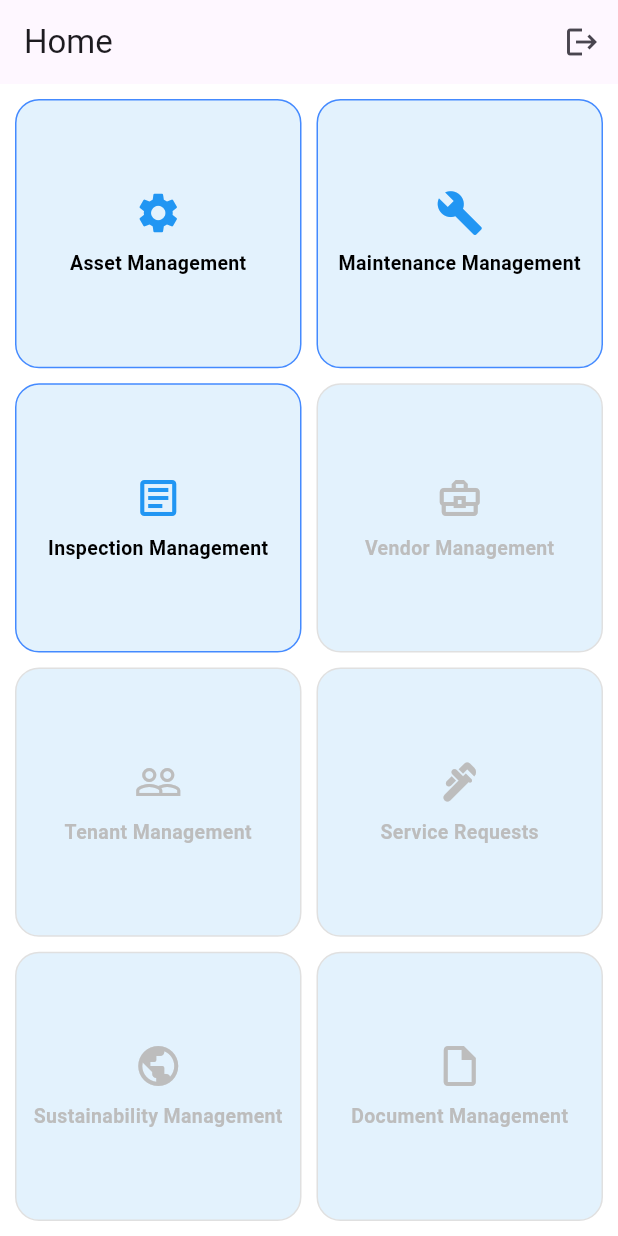
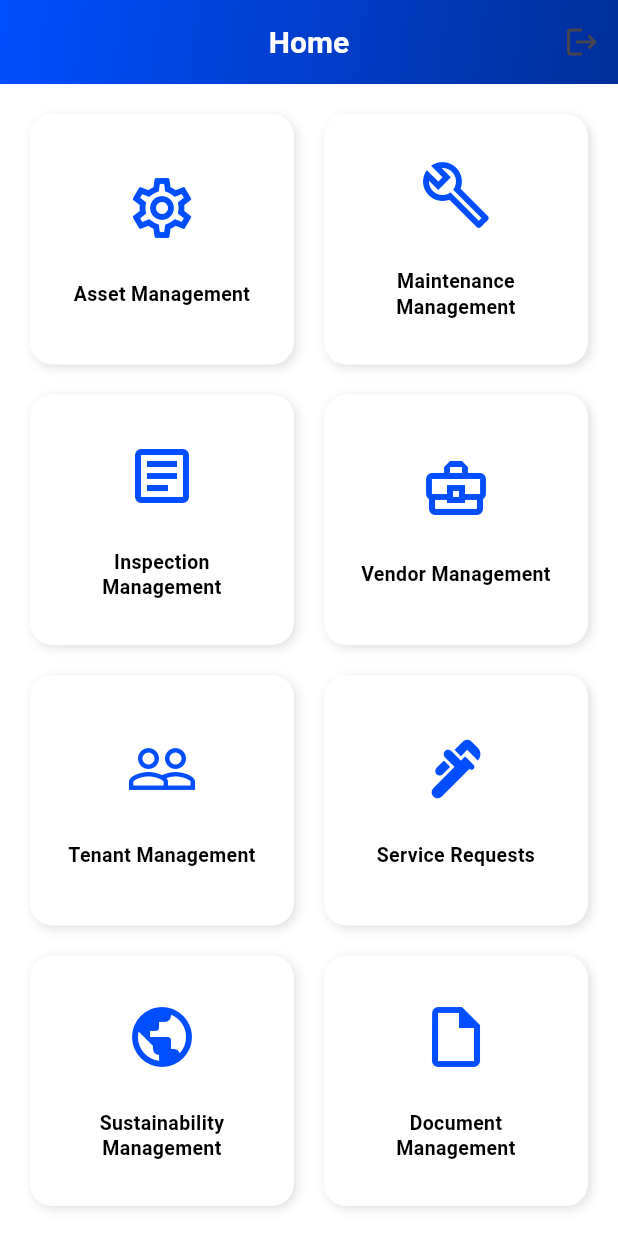
Before and after one commit to archiot-devhub/ifms_assetinspectionsrepo, a Flutter app: the CoreModulesScreen screen opened directly, on a phone screen of 412 x 824 dp. Run offline on Flutter 3.47's test engine with Material 3 defaults, Android fonts, the phone set to English and light mode, and no system bars; our stand-ins replace cloud_firestore, csv, file_picker, firebase_auth, firebase_core, firebase_storage and 4 more; missing offline and left inert: mobile_scanner; accounts and stored records are empty.

Commit message:
latest ui login home splash

```diff
--- a/lib/core/core_modules_screen.dart
+++ b/lib/core/core_modules_screen.dart
@@ -9,14 +9,9 @@ class CoreModulesScreen extends StatelessWidget {
   const CoreModulesScreen({super.key});
 
   Future<void> _handleLogout(BuildContext context) async {
-    // TODO: Add your authentication sign-out logic here
-    // For example: await FirebaseAuth.instance.signOut();
-
-    // For now, showing dialog confirmation
     final shouldLogout = await showDialog<bool>(
       context: context,
-      builder:
-          (_) => AlertDialog(
+      builder: (_) => AlertDialog(
         title: const Text('Logout'),
         content: const Text('Are you sure you want to log out?'),
         actions: [
@@ -27,8 +22,6 @@ class CoreModulesScreen extends StatelessWidget {
           TextButton(
             onPressed: () {
               Navigator.pop(context, true);
-                  // Navigate to login or initial screen after logout
-                  // Navigator.pushReplacementNamed(context, '/login');
             },
             child: const Text('Logout'),
           ),
@@ -37,7 +30,6 @@ class CoreModulesScreen extends StatelessWidget {
     );
 
     if (shouldLogout == true) {
-      // await FirebaseAuth.instance.signOut();
       Navigator.pushAndRemoveUntil(
         context,
         MaterialPageRoute(builder: (context) => const LoginScreen()),
@@ -51,13 +43,13 @@ class CoreModulesScreen extends StatelessWidget {
     final modules = [
       {
         'title': 'Asset Management',
-        'icon': Icons.settings,
+        'icon': Icons.settings_outlined,
         'screen': const AssetDashboardScreen(),
         'enabled': true,
       },
       {
         'title': 'Maintenance Management',
-        'icon': Icons.build,
+        'icon': Icons.build_outlined,
         'screen': const MaintenanceScheduleScreen(),
         'enabled': true,
       },
@@ -97,6 +89,12 @@ class CoreModulesScreen extends StatelessWidget {
     return Scaffold(
       appBar: AppBar(
         title: const Text('Home'),
+        centerTitle: true,
+        titleTextStyle: const TextStyle(
+          color: Colors.white,
+          fontSize: 20,
+          fontWeight: FontWeight.bold,
+        ),
         automaticallyImplyLeading: false,
         actions: [
           IconButton(
@@ -105,6 +103,15 @@ class CoreModulesScreen extends StatelessWidget {
             onPressed: () => _handleLogout(context),
           ),
         ],
+        flexibleSpace: Container(
+          decoration: const BoxDecoration(
+            gradient: LinearGradient(
+              colors: [Color(0xFF004EFF), Color(0xFF002F99)],
+              begin: Alignment.topLeft,
+              end: Alignment.bottomRight,
+            ),
+          ),
+        ),
       ),
       body: SafeArea(
         child: LayoutBuilder(
@@ -112,17 +119,15 @@ class CoreModulesScreen extends StatelessWidget {
             int crossAxisCount =
             constraints.maxWidth > constraints.maxHeight ? 4 : 2;
             int rowCount = (modules.length / crossAxisCount).ceil();
-            double horizontalPadding = 10;
-            double verticalPadding = 10;
-            double crossSpacing = 10;
-            double mainSpacing = 10;
+            double horizontalPadding = 20;
+            double verticalPadding = 20;
+            double crossSpacing = 20;
+            double mainSpacing = 20;
 
-            double availableWidth =
-                constraints.maxWidth -
+            double availableWidth = constraints.maxWidth -
                 2 * horizontalPadding -
                 (crossAxisCount - 1) * crossSpacing;
-            double availableHeight =
-                constraints.maxHeight -
+            double availableHeight = constraints.maxHeight -
                 2 * verticalPadding -
                 (rowCount - 1) * mainSpacing;
 
@@ -147,55 +152,69 @@ class CoreModulesScreen extends StatelessWidget {
                 ),
                 itemBuilder: (context, index) {
                   final module = modules[index];
+                  final enabled = module['enabled'] == true;
+
                   return GestureDetector(
-                    onTap:
-                        module['enabled'] == true
-                            ? () {
+                    onTap: () {
+                      if (enabled) {
                         Navigator.push(
                           context,
                           MaterialPageRoute(
                             builder: (_) => module['screen'] as Widget,
                           ),
                         );
+                      } else {
+                        ScaffoldMessenger.of(context).showSnackBar(
+                          const SnackBar(
+                            content: Text('Coming soon'),
+                            duration: Duration(seconds: 2),
+                          ),
+                        );
                       }
-                            : null,
+                    },
                     child: Container(
                       decoration: BoxDecoration(
-                        color: Colors.blue[50],
-                        borderRadius: BorderRadius.circular(16),
-                        border: Border.all(
-                          color:
-                              module['enabled'] == true
-                                  ? Colors.blueAccent
-                                  : Colors.grey.shade300,
+                        color: Colors.white,
+                        borderRadius: BorderRadius.circular(15),
+                        boxShadow: [
+                          BoxShadow(
+                            color: Colors.black12,
+                            blurRadius: 6,
+                            offset: const Offset(2, 2),
                           ),
+                        ],
                       ),
                       padding: const EdgeInsets.all(10),
                       child: Column(
                         mainAxisAlignment: MainAxisAlignment.center,
                         children: [
-                          Icon(
+                          Padding(
+                            padding: const EdgeInsets.only(bottom:25.0),
+                            child: Icon(
                               module['icon'] as IconData,
-                            size: 32,
-                            color:
-                                module['enabled'] == true
-                                    ? Colors.blue
-                                    : Colors.grey.shade400,
+                              size: 48,
+                              color: const Color(0xFF004EFF),
                             ),
-                          const SizedBox(height: 8),
-                          Text(
+                          ),
+                          Flexible(
+                            child: Padding(
+                              padding: const EdgeInsets.symmetric(horizontal: 10.0),
+                              child: Text(
                                 module['title'] as String,
                                 textAlign: TextAlign.center,
+                                maxLines: 2,
+                                overflow: TextOverflow.ellipsis,
                                 style: TextStyle(
-                              fontSize: 13,
+                                  fontSize: MediaQuery.of(context).size.width < 400 ? 11 : 13,
                                   fontWeight: FontWeight.w600,
-                              color:
-                                  module['enabled'] == true
-                                      ? Colors.black
-                                      : Colors.grey.shade400,
+                                  color: Colors.black,
+                                  height: 1.3,
+                                ),
+                              ),
                             ),
                           ),
                         ],
+
                       ),
                     ),
                   );
```
Also changed, not shown: pubspec.yaml (+10 -0 lines), assets/icons/Asset  Management.icon.svg (added), assets/icons/document.icon.svg (added), assets/icons/maintenance.icon.svg (added), assets/icons/service.icon.svg (added), assets/icons/sustainability.icon.svg (added), assets/icons/tenant.icon.svg (added), assets/icons/vendor.icon.svg (added), assets/icons/wo.icon.svg (added), pubspec.lock. Lines whose indentation alone changed are shown as unchanged.
